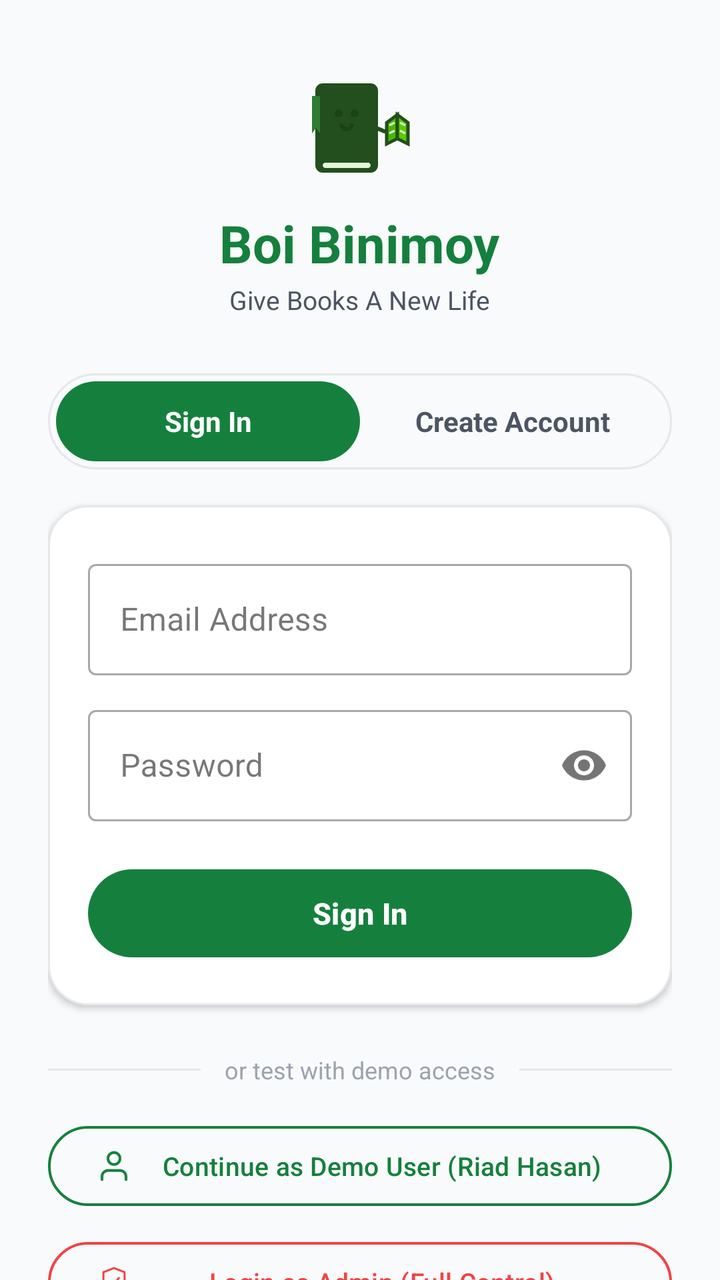
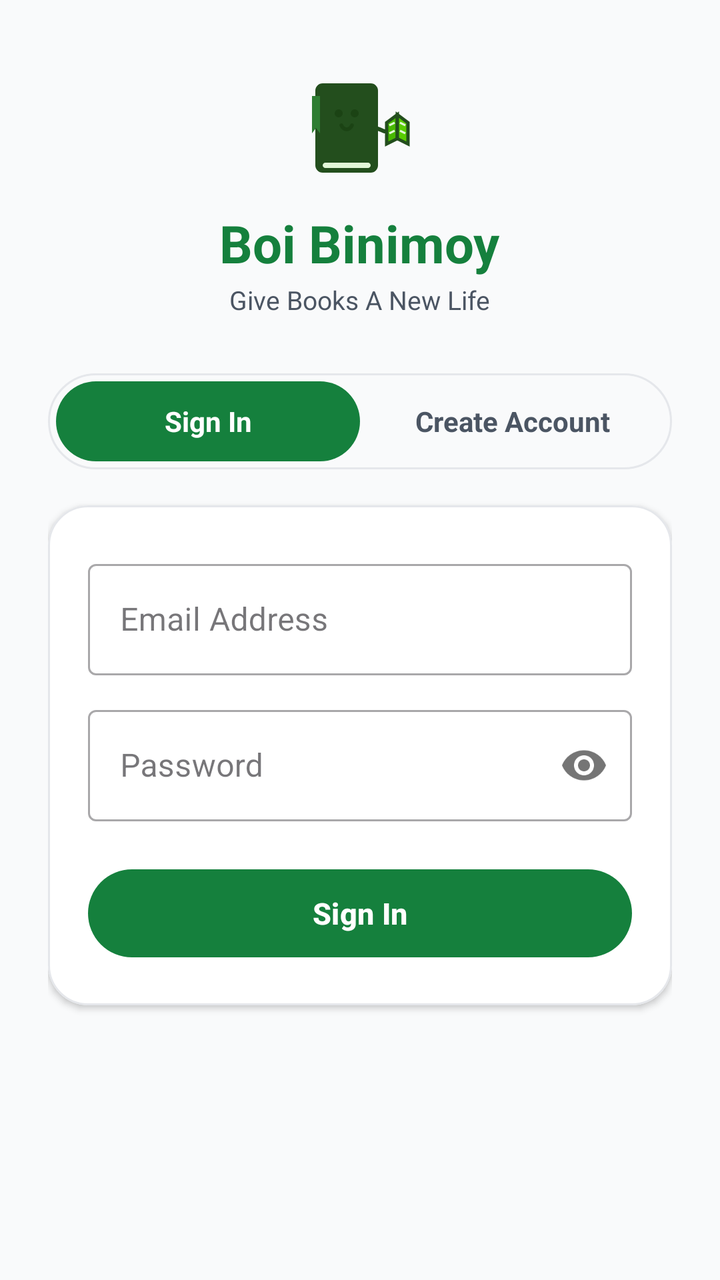

An Android layout rendered at two revisions. The XML below is the earlier revision; the diff shows what the commit changed to produce the second picture.
<!-- AndroidManifest.xml: application theme Theme.BoiBinimoy -->
<!-- res/layout/activity_login.xml -->
<?xml version="1.0" encoding="utf-8"?>
<androidx.core.widget.NestedScrollView xmlns:android="http://schemas.android.com/apk/res/android"
    xmlns:app="http://schemas.android.com/apk/res-auto"
    xmlns:tools="http://schemas.android.com/tools"
    android:layout_width="match_parent"
    android:layout_height="match_parent"
    android:background="@color/background_light"
    android:fillViewport="true"
    android:scrollbars="none"
    tools:context=".ui.auth.LoginActivity">

    <LinearLayout
        android:id="@+id/layoutLoginRoot"
        android:layout_width="match_parent"
        android:layout_height="wrap_content"
        android:orientation="vertical"
        android:paddingStart="24dp"
        android:paddingEnd="24dp"
        android:paddingTop="36dp"
        android:paddingBottom="36dp"
        android:gravity="center_horizontal">

        
        <ImageView
            android:id="@+id/ivLoginLogo"
            android:layout_width="64dp"
            android:layout_height="56dp"
            android:src="@drawable/ic_logo_mascot"
            android:contentDescription="Boi Binimoy Mascot" />

        <TextView
            android:layout_width="wrap_content"
            android:layout_height="wrap_content"
            android:layout_marginTop="12dp"
            android:text="Boi Binimoy"
            android:textColor="@color/primary_green"
            android:textSize="26sp"
            android:textStyle="bold" />

        <TextView
            android:layout_width="wrap_content"
            android:layout_height="wrap_content"
            android:layout_marginTop="2dp"
            android:text="Give Books A New Life"
            android:textColor="@color/text_secondary"
            android:textSize="13sp" />

        
        <LinearLayout
            android:layout_width="match_parent"
            android:layout_height="48dp"
            android:layout_marginTop="28dp"
            android:background="@drawable/bg_search_bar"
            android:orientation="horizontal"
            android:padding="4dp">

            <TextView
                android:id="@+id/tabSignIn"
                android:layout_width="0dp"
                android:layout_height="match_parent"
                android:layout_weight="1"
                android:gravity="center"
                android:background="@drawable/bg_pill_button"
                android:backgroundTint="@color/primary_green"
                android:text="Sign In"
                android:textColor="@color/white"
                android:textSize="14sp"
                android:textStyle="bold" />

            <TextView
                android:id="@+id/tabSignUp"
                android:layout_width="0dp"
                android:layout_height="match_parent"
                android:layout_weight="1"
                android:gravity="center"
                android:text="Create Account"
                android:textColor="@color/text_secondary"
                android:textSize="14sp"
                android:textStyle="bold" />

        </LinearLayout>

        
        <com.google.android.material.card.MaterialCardView
            android:layout_width="match_parent"
            android:layout_height="wrap_content"
            android:layout_marginTop="18dp"
            app:cardCornerRadius="20dp"
            app:cardElevation="2dp"
            app:strokeWidth="1dp"
            app:strokeColor="#E5E7EB"
            app:cardBackgroundColor="@color/white">

            <LinearLayout
                android:layout_width="match_parent"
                android:layout_height="wrap_content"
                android:orientation="vertical"
                android:padding="20dp">

                
                <com.google.android.material.textfield.TextInputLayout
                    android:id="@+id/tilName"
                    android:layout_width="match_parent"
                    android:layout_height="wrap_content"
                    android:hint="Full Name"
                    android:visibility="gone"
                    style="@style/Widget.MaterialComponents.TextInputLayout.OutlinedBox">

                    <com.google.android.material.textfield.TextInputEditText
                        android:id="@+id/etName"
                        android:layout_width="match_parent"
                        android:layout_height="wrap_content"
                        android:inputType="textPersonName"
                        android:textColor="@color/text_primary" />

                </com.google.android.material.textfield.TextInputLayout>

                
                <com.google.android.material.textfield.TextInputLayout
                    android:id="@+id/tilLocation"
                    android:layout_width="match_parent"
                    android:layout_height="wrap_content"
                    android:layout_marginTop="12dp"
                    android:hint="Location (e.g. Dhanmondi, Dhaka)"
                    android:visibility="gone"
                    style="@style/Widget.MaterialComponents.TextInputLayout.OutlinedBox">

                    <com.google.android.material.textfield.TextInputEditText
                        android:id="@+id/etLocation"
                        android:layout_width="match_parent"
                        android:layout_height="wrap_content"
                        android:inputType="textPostalAddress"
                        android:textColor="@color/text_primary" />

                </com.google.android.material.textfield.TextInputLayout>

                
                <com.google.android.material.textfield.TextInputLayout
                    android:id="@+id/tilPhone"
                    android:layout_width="match_parent"
                    android:layout_height="wrap_content"
                    android:layout_marginTop="12dp"
                    android:hint="Phone Number"
                    android:visibility="gone"
                    style="@style/Widget.MaterialComponents.TextInputLayout.OutlinedBox">

                    <com.google.android.material.textfield.TextInputEditText
                        android:id="@+id/etPhone"
                        android:layout_width="match_parent"
                        android:layout_height="wrap_content"
                        android:inputType="phone"
                        android:textColor="@color/text_primary" />

                </com.google.android.material.textfield.TextInputLayout>

                
                <com.google.android.material.textfield.TextInputLayout
                    android:id="@+id/tilEmail"
                    android:layout_width="match_parent"
                    android:layout_height="wrap_content"
                    android:layout_marginTop="4dp"
                    android:hint="Email Address"
                    style="@style/Widget.MaterialComponents.TextInputLayout.OutlinedBox">

                    <com.google.android.material.textfield.TextInputEditText
                        android:id="@+id/etEmail"
                        android:layout_width="match_parent"
                        android:layout_height="wrap_content"
                        android:inputType="textEmailAddress"
                        android:textColor="@color/text_primary" />

                </com.google.android.material.textfield.TextInputLayout>

                
                <com.google.android.material.textfield.TextInputLayout
                    android:id="@+id/tilPassword"
                    android:layout_width="match_parent"
                    android:layout_height="wrap_content"
                    android:layout_marginTop="12dp"
                    android:hint="Password"
                    app:passwordToggleEnabled="true"
                    style="@style/Widget.MaterialComponents.TextInputLayout.OutlinedBox">

                    <com.google.android.material.textfield.TextInputEditText
                        android:id="@+id/etPassword"
                        android:layout_width="match_parent"
                        android:layout_height="wrap_content"
                        android:inputType="textPassword"
                        android:textColor="@color/text_primary" />

                </com.google.android.material.textfield.TextInputLayout>

                
                <com.google.android.material.button.MaterialButton
                    android:id="@+id/btnAuthSubmit"
                    android:layout_width="match_parent"
                    android:layout_height="52dp"
                    android:layout_marginTop="20dp"
                    android:text="Sign In"
                    android:textColor="@color/white"
                    android:textSize="15sp"
                    android:textStyle="bold"
                    app:cornerRadius="26dp"
                    app:backgroundTint="@color/primary_green" />

                
                <ProgressBar
                    android:id="@+id/pbAuthLoading"
                    android:layout_width="32dp"
                    android:layout_height="32dp"
                    android:layout_gravity="center"
                    android:layout_marginTop="12dp"
                    android:indeterminateTint="@color/primary_green"
                    android:visibility="gone" />

            </LinearLayout>

        </com.google.android.material.card.MaterialCardView>

        
        <LinearLayout
            android:layout_width="match_parent"
            android:layout_height="wrap_content"
            android:layout_marginTop="24dp"
            android:gravity="center_vertical"
            android:orientation="horizontal">

            <View
                android:layout_width="0dp"
                android:layout_height="1dp"
                android:layout_weight="1"
                android:background="#E5E7EB" />

            <TextView
                android:layout_width="wrap_content"
                android:layout_height="wrap_content"
                android:layout_marginStart="12dp"
                android:layout_marginEnd="12dp"
                android:text="or test with demo access"
                android:textColor="@color/text_muted"
                android:textSize="12sp" />

            <View
                android:layout_width="0dp"
                android:layout_height="1dp"
                android:layout_weight="1"
                android:background="#E5E7EB" />

        </LinearLayout>

        
        <LinearLayout
            android:layout_width="match_parent"
            android:layout_height="wrap_content"
            android:layout_marginTop="16dp"
            android:orientation="vertical">

            <com.google.android.material.button.MaterialButton
                android:id="@+id/btnDemoUser"
                android:layout_width="match_parent"
                android:layout_height="48dp"
                android:text="Continue as Demo User (Riad Hasan)"
                android:textColor="@color/primary_green"
                android:textSize="13sp"
                app:cornerRadius="24dp"
                app:strokeColor="@color/primary_green"
                app:strokeWidth="1.2dp"
                app:icon="@drawable/ic_nav_profile"
                app:iconTint="@color/primary_green"
                style="@style/Widget.Material3.Button.OutlinedButton" />

            <com.google.android.material.button.MaterialButton
                android:id="@+id/btnDemoAdmin"
                android:layout_width="match_parent"
                android:layout_height="48dp"
                android:layout_marginTop="10dp"
                android:text="Login as Admin (Full Control)"
                android:textColor="@color/heart_red"
                android:textSize="13sp"
                app:cornerRadius="24dp"
                app:strokeColor="@color/heart_red"
                app:strokeWidth="1.2dp"
                app:icon="@drawable/ic_trust_shield"
                app:iconTint="@color/heart_red"
                style="@style/Widget.Material3.Button.OutlinedButton" />

        </LinearLayout>

    </LinearLayout>

</androidx.core.widget.NestedScrollView>
<!-- resources referenced by this layout -->
<resources>
  <color name="background_light">#F9FAFB</color>
  <color name="heart_red">#EF4444</color>
  <color name="primary_green">#15803D</color>
  <color name="text_muted">#9CA3AF</color>
  <color name="text_primary">#111827</color>
  <color name="text_secondary">#4B5563</color>
  <color name="white">#FFFFFF</color>
  <!-- drawable bg_pill_button (drawable) -->
  <?xml version="1.0" encoding="utf-8"?>
  <shape xmlns:android="http://schemas.android.com/apk/res/android"
      android:shape="rectangle">
      <corners android:radius="20dp" />
      <solid android:color="#0F4F27" />
  </shape>
  <!-- drawable bg_search_bar (drawable) -->
  <?xml version="1.0" encoding="utf-8"?>
  <shape xmlns:android="http://schemas.android.com/apk/res/android"
      android:shape="rectangle">
      <corners android:radius="24dp" />
      <solid android:color="@color/search_bar_bg" />
      <stroke
          android:width="1dp"
          android:color="#E5E7EB" />
  </shape>
  <!-- drawable ic_logo_mascot: vector/xml drawable (drawable, 2154 chars, omitted) -->
  <!-- drawable ic_nav_profile (drawable) -->
  <vector xmlns:android="http://schemas.android.com/apk/res/android"
      android:width="24dp"
      android:height="24dp"
      android:viewportWidth="24"
      android:viewportHeight="24">
      
      <path
          android:strokeColor="#6B7280"
          android:strokeWidth="1.8"
          android:strokeLineCap="round"
          android:strokeLineJoin="round"
          android:pathData="M20,21v-2a4,4 0 0,0 -4,-4H8a4,4 0 0,0 -4,4v2 M12,11 A4,4 0 1,0 12,3 A4,4 0 1,0 12,11 Z" />
  </vector>
  <!-- drawable ic_trust_shield (drawable) -->
  <vector xmlns:android="http://schemas.android.com/apk/res/android"
      android:width="44dp"
      android:height="44dp"
      android:viewportWidth="44"
      android:viewportHeight="44">
      
      <path
          android:strokeColor="#15803D"
          android:strokeWidth="2.5"
          android:strokeLineCap="round"
          android:strokeLineJoin="round"
          android:pathData="M22,5 L9,10 L9,22 C9,30.5 14.6,38.3 22,40 C29.4,38.3 35,30.5 35,22 L35,10 Z" />
      
      <path
          android:strokeColor="#15803D"
          android:strokeWidth="2.5"
          android:strokeLineCap="round"
          android:strokeLineJoin="round"
          android:pathData="M16,22 L20.5,26.5 L28,17" />
  </vector>
  <style name="Theme.BoiBinimoy" parent="Theme.Material3.DayNight.NoActionBar">
          
          <item name="colorPrimary">@color/primary_green</item>
          <item name="colorPrimaryDark">@color/primary_green_dark</item>
          <item name="colorOnPrimary">@color/white</item>
          <item name="colorSecondary">@color/primary_green_light</item>
          <item name="colorSecondaryVariant">@color/primary_green_dark</item>
          <item name="colorOnSecondary">@color/white</item>
          
          
          <item name="android:statusBarColor">@color/background_light</item>
          <item name="android:windowLightStatusBar">true</item>
          <item name="android:navigationBarColor">@color/white</item>
          <item name="android:windowLightNavigationBar" tools:targetApi="o_mr1">true</item>
          <item name="android:windowBackground">@color/background_light</item>
      </style>
  <color name="search_bar_bg">#F9FAFB</color>
  <color name="primary_green_dark">#14532D</color>
  <color name="primary_green_light">#22C55E</color>
</resources>

<!-- the commit's change to res/layout/activity_login.xml (unified diff, before → after) -->
@@ -217,75 +217,6 @@
 
         </com.google.android.material.card.MaterialCardView>
 
-        
-        <LinearLayout
-            android:layout_width="match_parent"
-            android:layout_height="wrap_content"
-            android:layout_marginTop="24dp"
-            android:gravity="center_vertical"
-            android:orientation="horizontal">
-
-            <View
-                android:layout_width="0dp"
-                android:layout_height="1dp"
-                android:layout_weight="1"
-                android:background="#E5E7EB" />
-
-            <TextView
-                android:layout_width="wrap_content"
-                android:layout_height="wrap_content"
-                android:layout_marginStart="12dp"
-                android:layout_marginEnd="12dp"
-                android:text="or test with demo access"
-                android:textColor="@color/text_muted"
-                android:textSize="12sp" />
-
-            <View
-                android:layout_width="0dp"
-                android:layout_height="1dp"
-                android:layout_weight="1"
-                android:background="#E5E7EB" />
-
-        </LinearLayout>
-
-        
-        <LinearLayout
-            android:layout_width="match_parent"
-            android:layout_height="wrap_content"
-            android:layout_marginTop="16dp"
-            android:orientation="vertical">
-
-            <com.google.android.material.button.MaterialButton
-                android:id="@+id/btnDemoUser"
-                android:layout_width="match_parent"
-                android:layout_height="48dp"
-                android:text="Continue as Demo User (Riad Hasan)"
-                android:textColor="@color/primary_green"
-                android:textSize="13sp"
-                app:cornerRadius="24dp"
-                app:strokeColor="@color/primary_green"
-                app:strokeWidth="1.2dp"
-                app:icon="@drawable/ic_nav_profile"
-                app:iconTint="@color/primary_green"
-                style="@style/Widget.Material3.Button.OutlinedButton" />
-
-            <com.google.android.material.button.MaterialButton
-                android:id="@+id/btnDemoAdmin"
-                android:layout_width="match_parent"
-                android:layout_height="48dp"
-                android:layout_marginTop="10dp"
-                android:text="Login as Admin (Full Control)"
-                android:textColor="@color/heart_red"
-                android:textSize="13sp"
-                app:cornerRadius="24dp"
-                app:strokeColor="@color/heart_red"
-                app:strokeWidth="1.2dp"
-                app:icon="@drawable/ic_trust_shield"
-                app:iconTint="@color/heart_red"
-                style="@style/Widget.Material3.Button.OutlinedButton" />
-
-        </LinearLayout>
-
     </LinearLayout>
 
 </androidx.core.widget.NestedScrollView>
<!-- resource entries referenced after the edit -->
@@ -1,9 +1,7 @@
 <!-- resources referenced by this layout -->
 <resources>
   <color name="background_light">#F9FAFB</color>
-  <color name="heart_red">#EF4444</color>
   <color name="primary_green">#15803D</color>
-  <color name="text_muted">#9CA3AF</color>
   <color name="text_primary">#111827</color>
   <color name="text_secondary">#4B5563</color>
   <color name="white">#FFFFFF</color>
@@ -25,41 +23,6 @@
           android:color="#E5E7EB" />
   </shape>
   <!-- drawable ic_logo_mascot: vector/xml drawable (drawable, 2154 chars, omitted) -->
-  <!-- drawable ic_nav_profile (drawable) -->
-  <vector xmlns:android="http://schemas.android.com/apk/res/android"
-      android:width="24dp"
-      android:height="24dp"
-      android:viewportWidth="24"
-      android:viewportHeight="24">
-      
-      <path
-          android:strokeColor="#6B7280"
-          android:strokeWidth="1.8"
-          android:strokeLineCap="round"
-          android:strokeLineJoin="round"
-          android:pathData="M20,21v-2a4,4 0 0,0 -4,-4H8a4,4 0 0,0 -4,4v2 M12,11 A4,4 0 1,0 12,3 A4,4 0 1,0 12,11 Z" />
-  </vector>
-  <!-- drawable ic_trust_shield (drawable) -->
-  <vector xmlns:android="http://schemas.android.com/apk/res/android"
-      android:width="44dp"
-      android:height="44dp"
-      android:viewportWidth="44"
-      android:viewportHeight="44">
-      
-      <path
-          android:strokeColor="#15803D"
-          android:strokeWidth="2.5"
-          android:strokeLineCap="round"
-          android:strokeLineJoin="round"
-          android:pathData="M22,5 L9,10 L9,22 C9,30.5 14.6,38.3 22,40 C29.4,38.3 35,30.5 35,22 L35,10 Z" />
-      
-      <path
-          android:strokeColor="#15803D"
-          android:strokeWidth="2.5"
-          android:strokeLineCap="round"
-          android:strokeLineJoin="round"
-          android:pathData="M16,22 L20.5,26.5 L28,17" />
-  </vector>
   <style name="Theme.BoiBinimoy" parent="Theme.Material3.DayNight.NoActionBar">
           
           <item name="colorPrimary">@color/primary_green</item>
